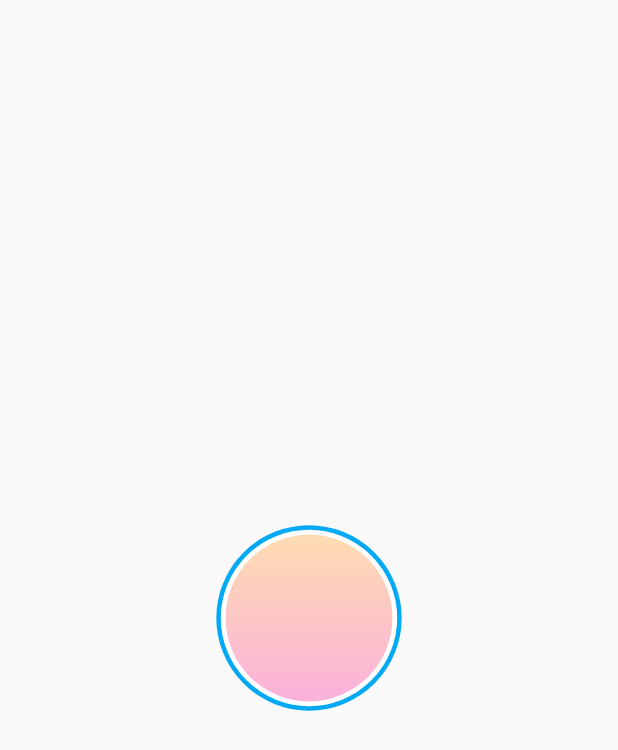
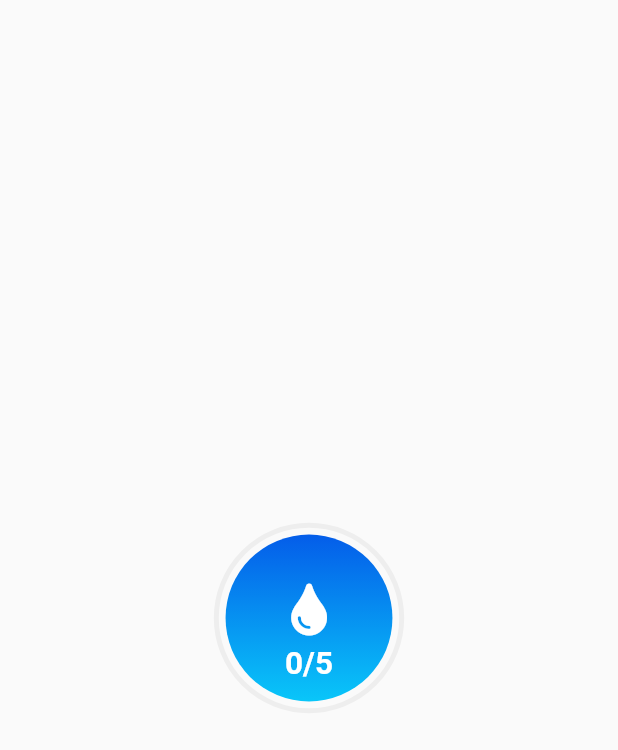
Before and after one commit to mouaadsk/Tappsk, a Flutter app: the screen it shows after launch, on a phone screen of 412 x 824 dp. Shown: the top 750 px of the screen. Run offline on Flutter 3.47's test engine with Material 2 defaults, Android fonts, the phone set to English and light mode, and no system bars; our stand-ins replace font_awesome_flutter, weather_icons.

Commit message:
The Circle Task Completed

```diff
--- a/lib/Screens/home.dart
+++ b/lib/Screens/home.dart
@@ -1,5 +1,10 @@
 import 'package:flutter/material.dart';
+import 'package:tappsk_to_do_list_habit_tracker_and_reminder/Widgets/taskWidget.dart';
 import 'package:tappsk_to_do_list_habit_tracker_and_reminder/generaleFunctions.dart';
+import 'package:tappsk_to_do_list_habit_tracker_and_reminder/models/task.dart';
+import 'package:tappsk_to_do_list_habit_tracker_and_reminder/sevices/arcCustomPainter.dart';
+import 'package:font_awesome_flutter/font_awesome_flutter.dart';
+import 'package:weather_icons/weather_icons.dart';
 
 class Home extends StatefulWidget {
   @override
@@ -8,11 +13,15 @@ class Home extends StatefulWidget {
 
 class _HomeState extends State<Home> with SingleTickerProviderStateMixin {
   AnimationController _controller;
-
+  Task tempTask = Task(
+    5,
+    0,
+    FontAwesomeIcons.tint,
+    [Color(0xFF045DE9), Color(0xFF09C6F9)],
+  );
   @override
   void initState() {
     super.initState();
-    _controller = AnimationController(vsync: this);
   }
 
   @override
@@ -23,44 +32,16 @@ class _HomeState extends State<Home> with SingleTickerProviderStateMixin {
 
   @override
   Widget build(BuildContext context) {
-    final double screenWidth = getWidth(context);
+    final double screenWidth = getWidth(context),
+        screenHeight = getHeight(context);
     return Scaffold(
       body: SafeArea(
           child: Stack(
         children: [
           Center(
-            child: InkWell(
-              splashColor: Colors.transparent,
-              borderRadius: BorderRadius.circular(screenWidth * .15),
-              enableFeedback: false,
-              onTap: () {
-                print("circle is clicked");
-              },
-              child: Container(
-                width: screenWidth * .3,
-                height: screenWidth * .3,
-                alignment: Alignment.center,
-                decoration: BoxDecoration(
-                    border: Border.all(
-                        width: 3.0, color: Colors.lightBlue),
-                    shape: BoxShape.circle,
-                    color: Colors.white),
-                child: Container(
-                  decoration: BoxDecoration(
-                    shape: BoxShape.circle,
-                    gradient: LinearGradient(
-                      colors: [
-                        const Color(0xFFfedcb1),
-                        const Color(0xFFFBB1DB)
-                      ],
-                      begin: Alignment.topCenter,
-                      end: Alignment.bottomCenter,
-                    ),
-                  ),
-                  width: screenWidth * 0.27,
-                  height: screenWidth * 0.27,
-                ),
-              ),
+            child: TaskWidget(
+              task: this.tempTask,
+              widgetSize: screenWidth * .3,
             ),
           ),
         ],
--- /dev/null
+++ b/lib/Widgets/taskWidget.dart
@@ -0,0 +1,129 @@
+import 'package:flutter/material.dart';
+import 'package:tappsk_to_do_list_habit_tracker_and_reminder/generaleFunctions.dart';
+import 'package:tappsk_to_do_list_habit_tracker_and_reminder/models/task.dart';
+import 'package:tappsk_to_do_list_habit_tracker_and_reminder/sevices/arcCustomPainter.dart';
+
+class TaskWidget extends StatefulWidget {
+  final Task task;
+  final double widgetSize;
+  const TaskWidget({Key key, this.task, this.widgetSize}) : super(key: key);
+  @override
+  _TaskWidgetState createState() => _TaskWidgetState();
+}
+
+class _TaskWidgetState extends State<TaskWidget>
+    with SingleTickerProviderStateMixin {
+  AnimationController _animationController;
+  int oldSteps;
+  double currentProgress;
+  @override
+  void initState() {
+    super.initState();
+    this.oldSteps = this.widget.task.completedSteps;
+    this.currentProgress = this.widget.task.completedSteps.toDouble();
+    this._animationController =
+        AnimationController(vsync: this, duration: Duration(milliseconds: 500))
+          ..addListener(() {
+            setState(() {
+              this.currentProgress =
+                  this.oldSteps + this._animationController.value;
+            });
+          })
+          ..addStatusListener((status) {
+            if (status == AnimationStatus.dismissed)
+              setState(() {
+                this.oldSteps = this.widget.task.completedSteps;
+                this.currentProgress = this.oldSteps.toDouble();
+              });
+          });
+  }
+
+  bool stepForward() {
+    try {
+      this.widget.task.stepForward();
+      this._animationController.forward().then((value) {
+        if (!this.widget.task.isComplet) this._animationController.value = 0;
+        print(this._animationController.isDismissed);
+      });
+      return true;
+    } catch (e) {
+      print(e.toString());
+      return false;
+    }
+  }
+
+  @override
+  Widget build(BuildContext context) {
+    return InkWell(
+      splashColor: Colors.transparent,
+      borderRadius: BorderRadius.circular(this.widget.widgetSize * .5),
+      enableFeedback: false,
+      onTap: () {
+        if (!this.widget.task.isComplet) {
+          print("circle is clicked");
+          this.stepForward();
+        }
+      },
+      child: Stack(alignment: Alignment.center, children: [
+        SizedBox(
+          width: this.widget.widgetSize,
+          height: this.widget.widgetSize,
+          child: CustomPaint(
+            painter: ArcCustomPainter(
+              percentage:
+                  (this.currentProgress / this.widget.task.totalSteps) == 1
+                      ? 0
+                      : (this.currentProgress / this.widget.task.totalSteps),
+              strokeWidth: this.widget.widgetSize / 37.5,
+              strokeColor: this.widget.task.colors[0],
+            ),
+          ),
+        ),
+        Container(
+          alignment: Alignment.center,
+          decoration: BoxDecoration(
+            shape: BoxShape.circle,
+            gradient: LinearGradient(
+              colors: this.widget.task.isComplet && this._animationController.isCompleted
+                  ? [Color(0xFFD1D1D1), Color(0xFFE7E7E7)]
+                  : this.widget.task.colors,
+              begin: Alignment.topCenter,
+              end: Alignment.bottomCenter,
+            ),
+          ),
+          width: this.widget.widgetSize * .9,
+          height: this.widget.widgetSize * .9,
+          child: Stack(
+            alignment: Alignment.center,
+            children: [
+              Positioned(
+                bottom: this.widget.widgetSize * .1,
+                child: Column(
+                  children: [
+                    Container(
+                      child: Icon(
+                        this.widget.task.icon,
+                        color: Colors.white,
+                        size: this.widget.widgetSize * .28,
+                      ),
+                    ),
+                    SizedBox(height: this.widget.widgetSize * .05),
+                    Text(
+                      this.widget.task.completedSteps.toString() +
+                          "/" +
+                          this.widget.task.totalSteps.toString(),
+                      style: TextStyle(
+                          color: Colors.white,
+                          fontWeight: FontWeight.bold,
+                          fontSize: this.widget.widgetSize * .17),
+                    ),
+                  ],
+                ),
+              ),
+            ],
+          ),
+        ),
+      ]),
+    );
+  }
+}
--- /dev/null
+++ b/lib/emuns.dart
@@ -0,0 +1 @@
+enum SizeType { Height, Width }
--- a/lib/main.dart
+++ b/lib/main.dart
@@ -10,7 +10,6 @@ class MyApp extends StatelessWidget {
   @override
   Widget build(BuildContext context) {
     return MaterialApp(
-      title: 'Flutter Demo',
       theme: ThemeData(
         primarySwatch: Colors.blue,
         visualDensity: VisualDensity.adaptivePlatformDensity,
--- /dev/null
+++ b/lib/models/task.dart
@@ -0,0 +1,66 @@
+import 'package:flutter/material.dart';
+
+class Task {
+  int totalSteps, completedSteps;
+  IconData icon;
+  List<Color> colors;
+  bool isForwardable, isComplet, isBackwardable;
+  Task(int totalSteps, int completedSteps, IconData icon, List<Color> colors) {
+    this.totalSteps = totalSteps;
+    this.completedSteps = completedSteps;
+    this.colors = colors;
+    this.icon = icon;
+    this.fillingTheBools();
+  }
+  int stepForward() {
+    if (this.isForwardable) {
+      try {
+        this.completedSteps++;
+        this.fillingTheBools();
+        return this.completedSteps;
+      } catch (e) {
+        print(e.toString());
+        return null;
+      }
+    } else
+      return null;
+  }
+
+  int stepBackward() {
+    if (this.isBackwardable) {
+      try {
+        this.completedSteps--;
+        this.fillingTheBools();
+        return this.completedSteps;
+      } catch (e) {
+        print(e.toString());
+        return null;
+      }
+    }
+    else return null;
+  }
+
+  bool fillingTheBools() {
+    try {
+      //! checking if the Task is complet
+      if (this.completedSteps == this.totalSteps)
+        this.isComplet = true;
+      else
+        this.isComplet = false;
+      //! checking if the Task is forwardable
+      if (this.completedSteps < this.totalSteps)
+        this.isForwardable = true;
+      else
+        this.isForwardable = false;
+      //! checking if the Task if backwardable
+      if (this.completedSteps > 0)
+        this.isBackwardable = true;
+      else
+        this.isBackwardable = false;
+      return true;
+    } catch (e) {
+      print(e.toString());
+      return false;
+    }
+  }
+}
--- /dev/null
+++ b/lib/sevices/arcCustomPainter.dart
@@ -0,0 +1,26 @@
+import 'package:flutter/material.dart';
+
+import 'dart:math';
+
+class ArcCustomPainter extends CustomPainter {
+  final double percentage, strokeWidth;
+  final Color strokeColor;
+  ArcCustomPainter({this.strokeColor,this.percentage, this.strokeWidth});
+
+  @override
+  void paint(Canvas canvas, Size size) {
+    double width = size.width, height = size.height, endingPoint = (2 * pi) * this.percentage;
+    Rect rect = Rect.fromLTWH(0.0, 0.0, width, height);
+    //! this is the first by Using drawing the arc from a Path
+    // Path path = Path()..arcTo(rect, 0.0 , -pi / 2, true);
+    // canvas.drawPath(path, Paint()..color = Colors.orange..strokeWidth = this.strokeWidth..style = PaintingStyle.stroke);
+    //! this is the second method by drawing directly the Arc
+    canvas.drawArc(rect, -pi * .5, endingPoint , false, Paint()..color = this.strokeColor..strokeWidth = this.strokeWidth..style= PaintingStyle.stroke);
+    canvas.drawArc(rect, (-pi * .5) + endingPoint, (2 * pi) - endingPoint, false, Paint()..color = Colors.grey[200]..strokeWidth = this.strokeWidth..style = PaintingStyle.stroke);
+  }
+
+  @override
+  bool shouldRepaint(CustomPainter oldDelegate) {
+    return true;
+  }
+}
--- a/pubspec.yaml
+++ b/pubspec.yaml
@@ -29,6 +29,8 @@ dependencies:
   # Use with the CupertinoIcons class for iOS style icons.
   cupertino_icons: ^0.1.3
   dotted_border: ^1.0.6
+  font_awesome_flutter: ^8.8.1
+  weather_icons: ^2.0.1
 
 dev_dependencies:
   flutter_test:
```
Also changed, not shown: lib/sevices/clipper.dart (added, +28 -0 lines), pubspec.lock.
